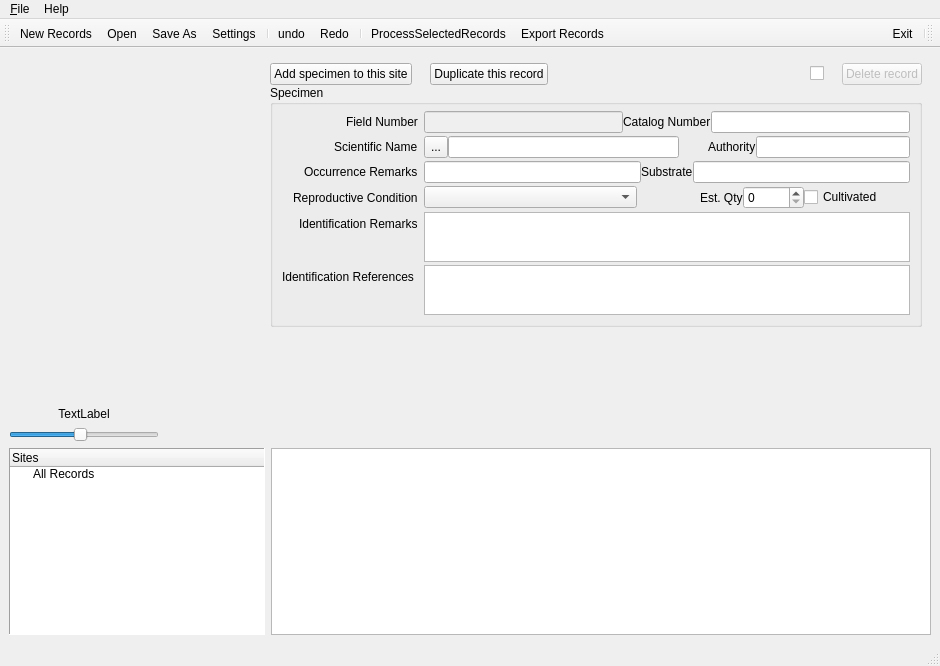
Above: ui/collBookUI.ui from CapPow/collBook before the change. Below: the same form after it.
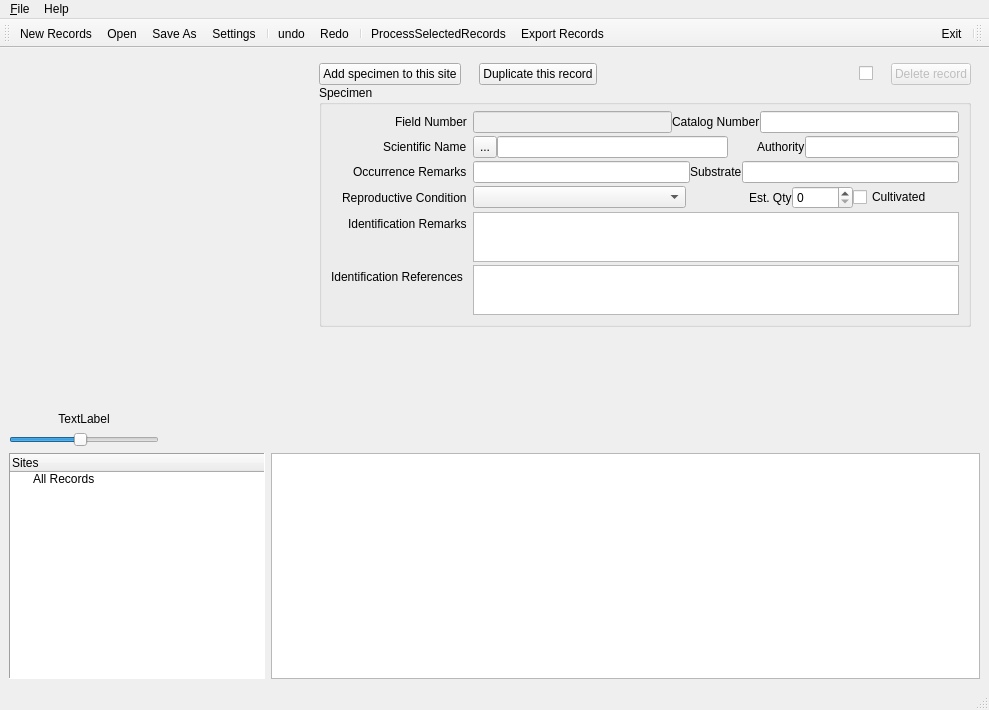
That is the form after the change. Icons and pictures are not drawn. Custom widgets are drawn as their Qt base class.

Commit message: unified size policies for elements within formView.

Diff of the .ui file:
```diff
--- a/ui/collBookUI.ui
+++ b/ui/collBookUI.ui
@@ -6,8 +6,8 @@
    <rect>
     <x>0</x>
     <y>0</y>
-    <width>940</width>
-    <height>666</height>
+    <width>989</width>
+    <height>710</height>
    </rect>
   </property>
   <property name="windowTitle">
@@ -1083,7 +1083,7 @@
             <item>
              <widget class="QGroupBox" name="groupBox_specimen">
               <property name="sizePolicy">
-               <sizepolicy hsizetype="Expanding" vsizetype="Preferred">
+               <sizepolicy hsizetype="Expanding" vsizetype="Expanding">
                 <horstretch>0</horstretch>
                 <verstretch>0</verstretch>
                </sizepolicy>
@@ -1603,7 +1603,7 @@
     <rect>
      <x>0</x>
      <y>0</y>
-     <width>940</width>
+     <width>989</width>
      <height>22</height>
     </rect>
    </property>
```
